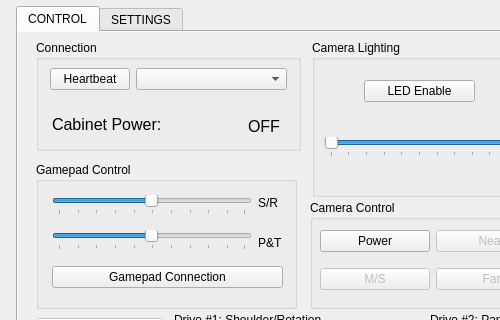
Above: Cobra_Commander_GUIr2.ui from timclarkGE/TIMC-CobraCamera before the change; both pictures show x 0 to 500 and y 0 to 320 of the 707 by 650 pixel window. Below: the same form after it.
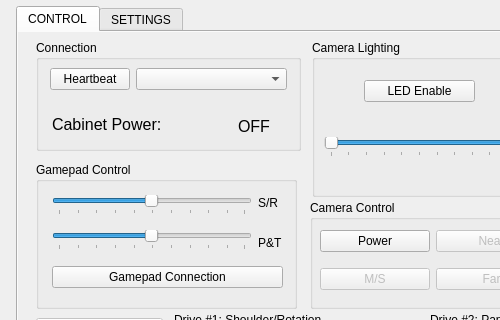
That is the form after the change. Icons and pictures are not drawn.

Commit message: Code used for TVTP

What changed in the file:
```diff
--- a/Cobra_Commander_GUIr2.ui
+++ b/Cobra_Commander_GUIr2.ui
@@ -95,7 +95,7 @@
       <widget class="QLabel" name="l_cabinet_power">
        <property name="geometry">
         <rect>
-         <x>212</x>
+         <x>202</x>
          <y>74</y>
          <width>34</width>
          <height>24</height>
```
Left out of the diff: 4 changed lines with no effect on the pictures. The commit also changes 2 other files.
